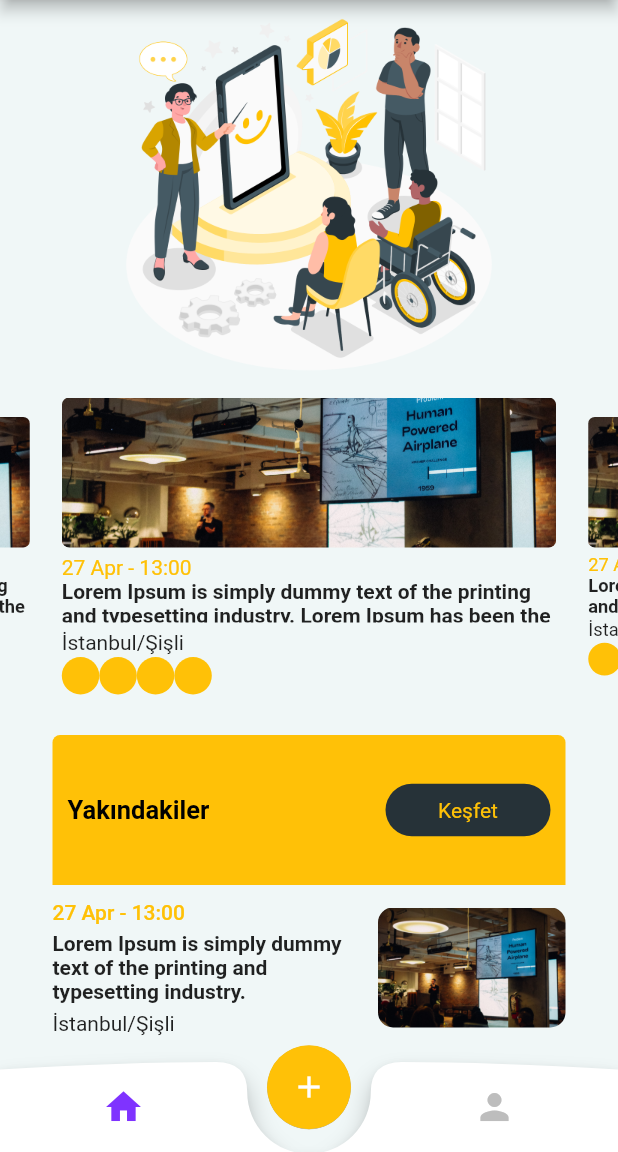
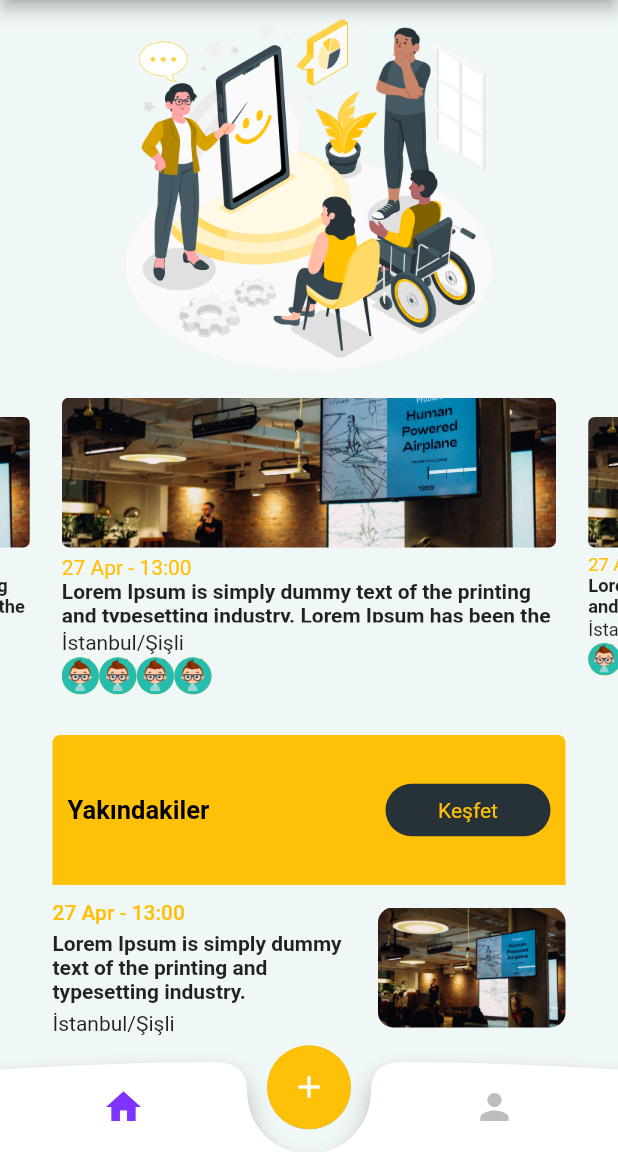
Before and after one commit to halaga98/Finder-Flutter, a Flutter app: the screen it shows after launch, on a phone screen of 412 x 824 dp, the part 84-1236 px from its top. Run offline on Flutter 3.47's test engine with Material 2 defaults, Android fonts, the phone set to English and light mode, and no system bars; drawn by our look-alikes of carousel_slider; our stand-ins replace get, image_picker, intl_phone_field, permission_handler.

Commit message:
CreateEvent.dart , eklendi bitti

```diff
--- a/lib/HomaPage.dart
+++ b/lib/HomaPage.dart
@@ -17,6 +17,12 @@ class _HomePageState extends State<HomePage> {
   @override
   Widget build(BuildContext context) {
     return Scaffold(
+      /* floatingActionButton: FloatingActionButton(
+        onPressed: () {
+          Get.changeTheme(
+              Get.isDarkMode ? Themes().lightTheme : Themes().darkTheme);
+        },
+      ),*/
       appBar: AppBar(
         title: Text(
           "Finder",
@@ -55,13 +61,9 @@ class _HomePageState extends State<HomePage> {
               enlargeCenterPage: true,
               scrollDirection: Axis.horizontal,
             ),
-              itemBuilder: (BuildContext context, int itemIndex,
-                      int pageViewIndex) =>
-                  GestureDetector(
-                      onTap: () {
-                        Get.to(() => DetailEvent());
-                      },
-                      child: Container(
+            itemBuilder:
+                (BuildContext context, int itemIndex, int pageViewIndex) =>
+                    Container(
               height: 200,
               width: Get.width,
               decoration: BoxDecoration(
@@ -74,11 +76,9 @@ class _HomePageState extends State<HomePage> {
                     height: 100,
                     width: MediaQuery.of(context).size.width,
                     decoration: BoxDecoration(
-                                borderRadius:
-                                    BorderRadius.all(Radius.circular(5)),
+                      borderRadius: BorderRadius.all(Radius.circular(5)),
                       image: DecorationImage(
-                                    image:
-                                        AssetImage("assets/images/kayıtOl.jpg"),
+                          image: AssetImage("assets/images/kayıtOl.jpg"),
                           fit: BoxFit.fitWidth),
                     ),
                   ),
@@ -113,13 +113,17 @@ class _HomePageState extends State<HomePage> {
                             width: 25,
                             decoration: BoxDecoration(
                                 shape: BoxShape.circle,
-                                          color: Colors.amber),
+                                color: Colors.amber,
+                                image: DecorationImage(
+                                    image: AssetImage(
+                                        "assets/images/unknown.png"))),
                           );
                         }),
                   )
                 ],
               ),
-                      ))),
+            ),
+          ),
           SizedBox(
             height: 15,
           ),
@@ -173,12 +177,14 @@ class _HomePageState extends State<HomePage> {
                       itemCount: 6,
                       shrinkWrap: true,
                       itemBuilder: (context, index) {
-                        return GestureDetector(
+                        return Column(
+                          children: [
+                            GestureDetector(
                               onTap: () {
                                 Get.to(() => DetailEvent());
                               },
                               child: Container(
-                            height: 125,
+                                height: 100,
                                 width: Get.width,
                                 decoration: BoxDecoration(
                                   borderRadius: BorderRadius.only(
@@ -231,10 +237,12 @@ class _HomePageState extends State<HomePage> {
                                           height: 80,
                                           width: 125,
                                           decoration: BoxDecoration(
-                                        borderRadius: BorderRadius.circular(10),
+                                            borderRadius:
+                                                BorderRadius.circular(10),
                                             image: DecorationImage(
-                                            image: AssetImage(
-                                                "assets/images/kayıtOl.jpg"),
+                                                image: AssetImage(index % 2 == 0
+                                                    ? "assets/images/kayıtOl.jpg"
+                                                    : "assets/images/etkinlik.jpg"),
                                                 fit: BoxFit.fitWidth),
                                           ),
                                         ),
@@ -243,6 +251,11 @@ class _HomePageState extends State<HomePage> {
                                   ],
                                 ),
                               ),
+                            ),
+                            Divider(
+                              thickness: 1,
+                            )
+                          ],
                         );
                       }),
                 ],
```
Also changed, not shown: assets/images/etkinlik.jpg (added), assets/images/unknown.png (added). Lines whose indentation alone changed are shown as unchanged.
